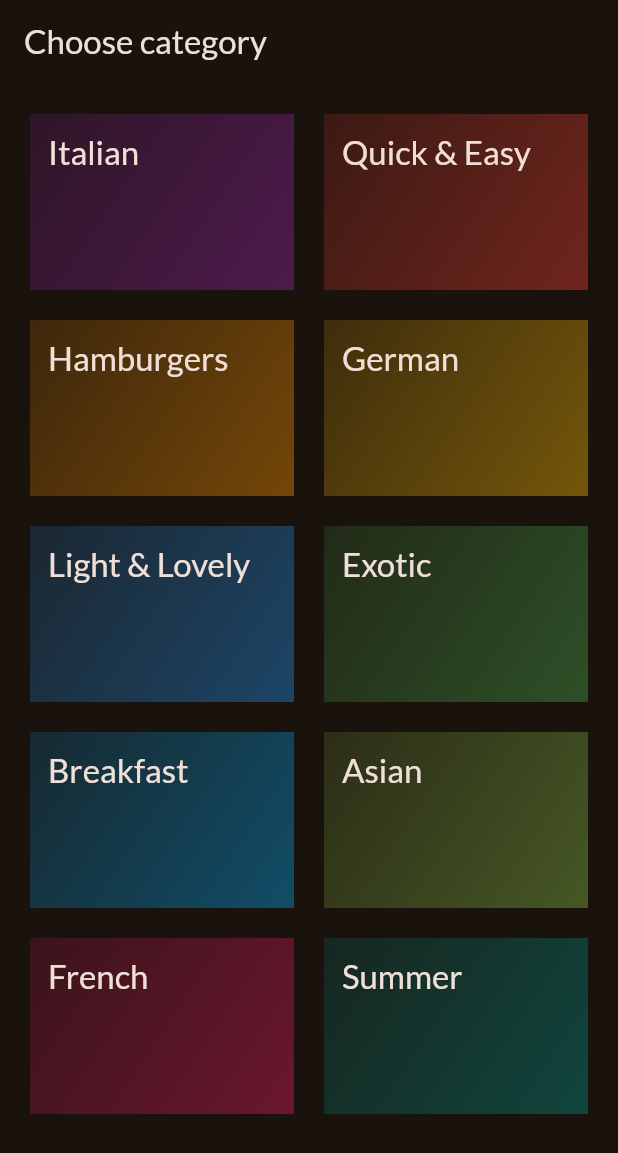
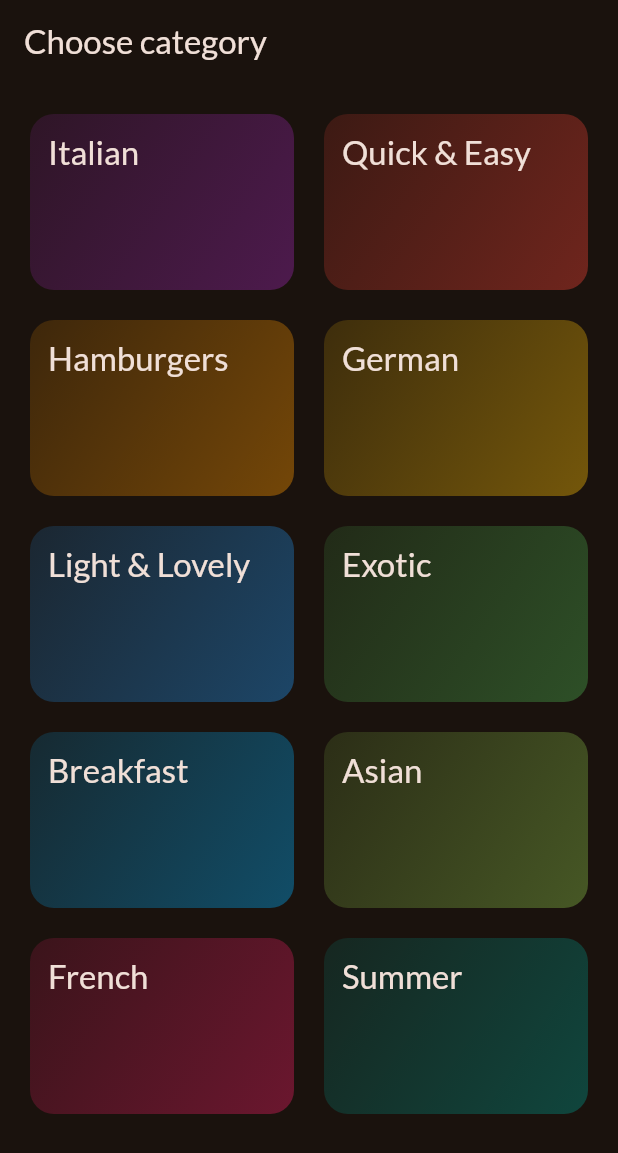
Before and after one commit to shahirahzaki/meals-app, a Flutter app: the screen it shows after launch, on a phone screen of 412 x 824 dp. Shown: the top 1153 px of the screen. Run offline on Flutter 3.47's test engine with Material 3 defaults, Android fonts, the phone set to English and light mode, and no system bars; our stand-ins replace google_fonts.

Commit message:
feat: enhance category grid item with tap functionality and splash effect

```diff
--- a/lib/widgets/category_grid_item.dart
+++ b/lib/widgets/category_grid_item.dart
@@ -8,11 +8,20 @@ class CategoryGridItem extends StatelessWidget {
 
   @override
   Widget build(BuildContext context) {
-    return Container(
+    return InkWell(
+      //has user fb, GestureDetector does not
+      onTap: () {},
+      splashColor: Theme.of(context).primaryColor,
+      borderRadius: BorderRadius.circular(16),
+      child: Container(
         padding: EdgeInsets.all(12),
         decoration: BoxDecoration(
+          borderRadius: BorderRadius.circular(16),
           gradient: LinearGradient(
-          colors: [category.color.withAlpha(40), category.color.withAlpha(100)],
+            colors: [
+              category.color.withAlpha(40),
+              category.color.withAlpha(100),
+            ],
             begin: Alignment.topLeft,
             end: Alignment.bottomRight,
           ),
@@ -23,6 +32,7 @@ class CategoryGridItem extends StatelessWidget {
             color: Theme.of(context).colorScheme.onSurface,
           ),
         ),
+      ),
     );
   }
 }
```
Lines whose indentation alone changed are shown as unchanged.
